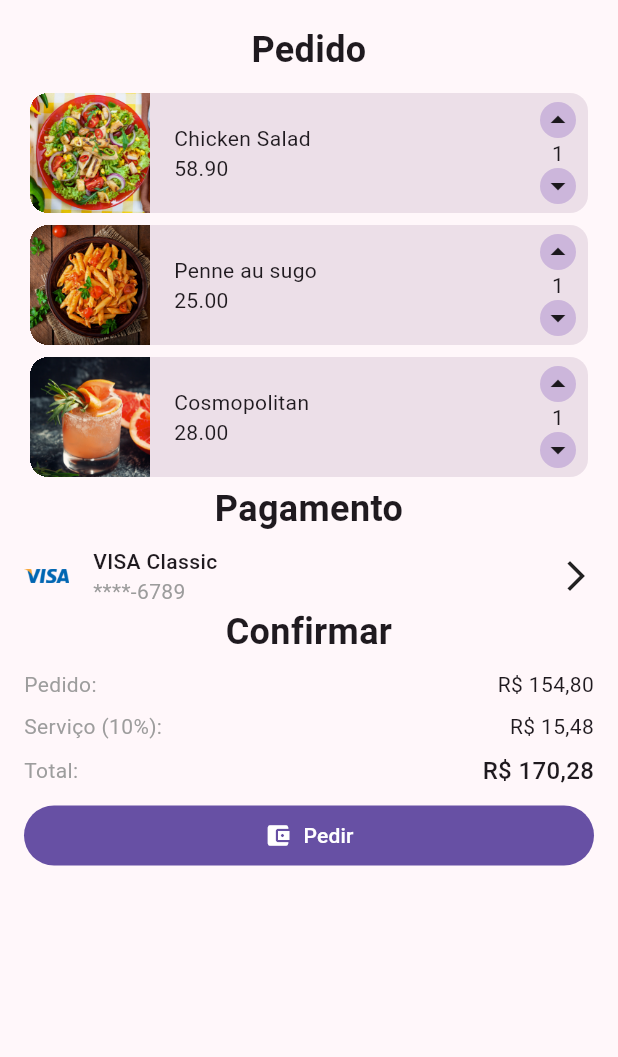
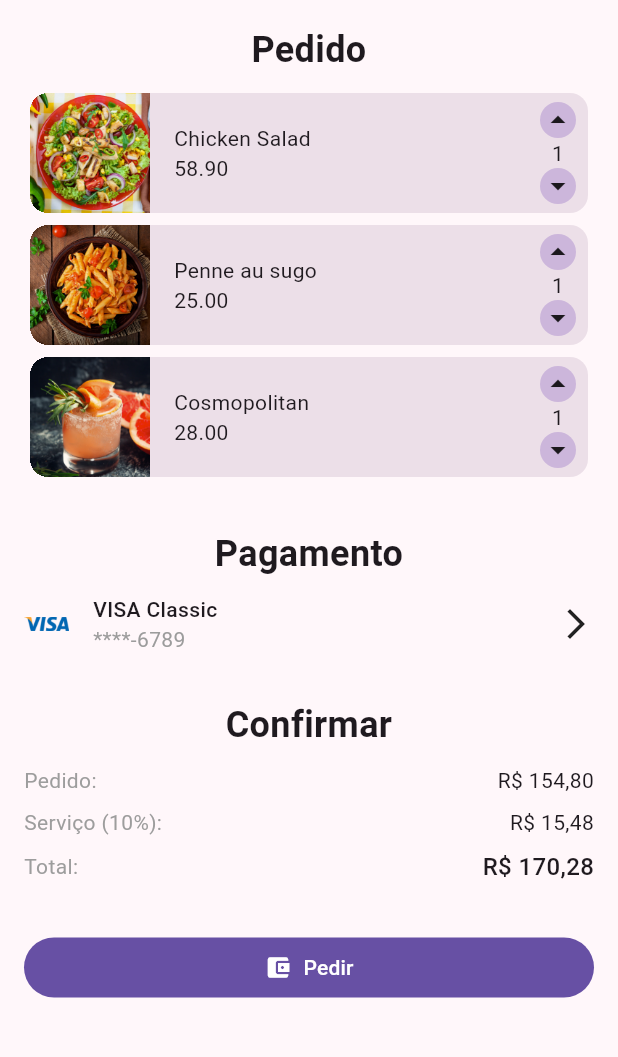
Before and after one commit to jvitorthomaz/flutter_restaurant_delivery_app, a Flutter app: the Checkout screen opened directly, on a phone screen of 412 x 824 dp, the part 84-1141 px from its top. Run offline on Flutter 3.47's test engine with Material 3 defaults, Android fonts, the phone set to English and light mode, and no system bars.

Commit message:
feat: making app responsible

```diff
--- a/flutter_restaurant_delivery_app/lib/components/payment_total.dart
+++ b/flutter_restaurant_delivery_app/lib/components/payment_total.dart
@@ -42,7 +42,9 @@ class PaymentTotal extends StatelessWidget {
             ],
           ),
         ),
-        ElevatedButton(
+        Padding(
+          padding: const EdgeInsets.only(top: 24.0),
+          child: ElevatedButton(
             onPressed: () {},
             style: AppColors.buttonStyle,
             child: Row(
@@ -57,6 +59,7 @@ class PaymentTotal extends StatelessWidget {
                     style: TextStyle(fontWeight: FontWeight.w500),
                   )
                 ]),
+          ),
         )
       ],
     );
--- a/flutter_restaurant_delivery_app/lib/screens/checkout.dart
+++ b/flutter_restaurant_delivery_app/lib/screens/checkout.dart
@@ -58,7 +58,7 @@ const Checkout({ Key? key }) : super(key: key);
 
             const SliverToBoxAdapter(
               child: Padding(
-                padding: const EdgeInsets.only(bottom: 8.0),
+                padding: const EdgeInsets.fromLTRB(0, 30.0, 0, 10),
                 child: Text(
                   "Pagamento",
                   textAlign: TextAlign.center,
@@ -73,7 +73,7 @@ const Checkout({ Key? key }) : super(key: key);
 
             const SliverToBoxAdapter(
               child: Padding(
-                padding: const EdgeInsets.only(bottom: 8.0),
+                padding: const EdgeInsets.fromLTRB(0, 30.0, 0, 10),
                 child: Text(
                   "Confirmar",
                   textAlign: TextAlign.center,
--- a/flutter_restaurant_delivery_app/lib/screens/drink_menu.dart
+++ b/flutter_restaurant_delivery_app/lib/screens/drink_menu.dart
@@ -37,10 +37,10 @@ final List items = drinks;
               childCount: items.length,
             ),
             gridDelegate: SliverGridDelegateWithFixedCrossAxisCount(
-              crossAxisCount: 2,
+              crossAxisCount: MediaQuery.of(context).orientation == Orientation.landscape ? 3 : 2,
               crossAxisSpacing: 8,
               mainAxisSpacing: 8,
-              childAspectRatio: 160/180,
+              childAspectRatio: MediaQuery.of(context).orientation == Orientation.landscape ? 1.2 : 160/180,
 
             ),
           )
```
Also changed, not shown: flutter_restaurant_delivery_app/lib/screens/highlights.dart (+46 -5 lines). Lines whose indentation alone changed are shown as unchanged.
